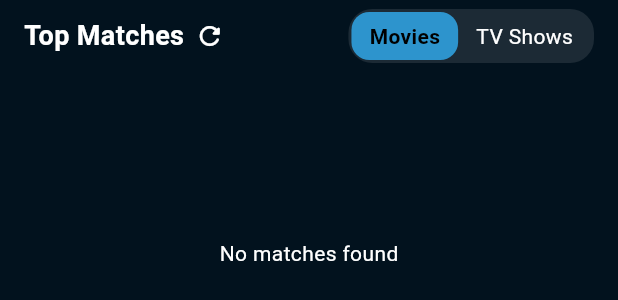
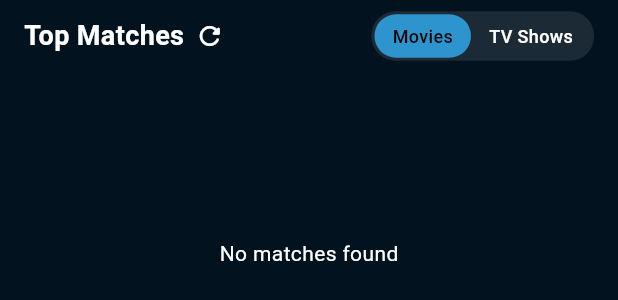
Before and after one commit to Ragulsundaram/streamwise, a Flutter app: the TopMatchesSection widget shown alone on an empty page, opened directly with empty values, on a phone screen of 412 x 824 dp. Shown: the top 300 px of the screen. Run offline on Flutter 3.47's test engine with Material 3 defaults, Android fonts, the phone set to English and light mode, and no system bars; our stand-ins replace flutter_dotenv, iconsax, shared_preferences; accounts and stored records are empty; network calls fail.

Commit message:
top matches toggle size fix

```diff
--- a/lib/models/media_item.dart
+++ b/lib/models/media_item.dart
@@ -1,4 +1,4 @@
-import 'dart:convert';
+
 
 class MediaItem {
   final int id;
--- a/lib/screens/details/movie_details_screen.dart
+++ b/lib/screens/details/movie_details_screen.dart
@@ -89,11 +89,8 @@ class _MovieDetailsScreenState extends State<MovieDetailsScreen> {
                     crossAxisAlignment: CrossAxisAlignment.start,
                     children: [
                       // Backdrop Image and Details Section
-                      // !!! IMPORTANT: DO NOT MODIFY THESE VALUES !!!
-                      // These specific dimensions and spacing values are crucial for maintaining
-                      // consistent layout across different title lengths
                       SizedBox(
-                        height: MediaQuery.of(context).size.height * 0.35,
+                        height: MediaQuery.of(context).size.height * 0.35, // Reduced height
                         width: double.infinity,
                         child: Stack(
                           children: [
--- a/lib/widgets/matches/top_matches_section.dart
+++ b/lib/widgets/matches/top_matches_section.dart
@@ -38,24 +38,20 @@ class _TopMatchesSectionState extends State<TopMatchesSection> {
   @override
   void initState() {
     super.initState();
+    // Load both movies and TV shows on init
     _fetchTopMatches();
+    _fetchTopMatches(isMovieOverride: false);
   }
 
-  @override
-  void dispose() {
-    _scrollController.dispose();
-    super.dispose();
-  }
-
-  Future<void> _fetchTopMatches({bool forceRefresh = false}) async {
-    final currentMediaType = isMovie ? 'movie' : 'tv';
-    final currentList = isMovie ? _moviesList : _tvList;
+  Future<void> _fetchTopMatches({bool forceRefresh = false, bool? isMovieOverride}) async {
+    final currentMediaType = (isMovieOverride ?? isMovie) ? 'movie' : 'tv';
+    final currentList = (isMovieOverride ?? isMovie) ? _moviesList : _tvList;
 
     if ((_isLoading && !forceRefresh) || _currentActiveMediaType == currentMediaType) return;
 
     setState(() {
       _currentActiveMediaType = currentMediaType;
-      if (isMovie) {
+      if (isMovieOverride ?? isMovie) {
         _isLoadingMovies = true;
         if (forceRefresh) _moviesList = [];
       } else {
@@ -73,7 +69,7 @@ class _TopMatchesSectionState extends State<TopMatchesSection> {
         onMatchCalculated: (MediaItem item) {
           if (mounted && currentMediaType == _currentActiveMediaType) {
             setState(() {
-              if (isMovie) {
+              if (isMovieOverride ?? isMovie) {
                 _moviesList = [..._moviesList, item]
                   ..sort((a, b) => (b.matchPercentage ?? 0).compareTo(a.matchPercentage ?? 0));
               } else {
@@ -89,7 +85,7 @@ class _TopMatchesSectionState extends State<TopMatchesSection> {
     } finally {
       if (mounted && currentMediaType == _currentActiveMediaType) {
         setState(() {
-          if (isMovie) {
+          if (isMovieOverride ?? isMovie) {
             _isLoadingMovies = false;
           } else {
             _isLoadingTV = false;
@@ -99,6 +95,14 @@ class _TopMatchesSectionState extends State<TopMatchesSection> {
       }
     }
   }
+
+  @override
+  void dispose() {
+    _scrollController.dispose();
+    super.dispose();
+  }
+
+
 
   Widget _buildMediaTypeToggle(bool isMovieToggle, String text) {
     final isSelected = isMovie == isMovieToggle;
@@ -118,14 +122,14 @@ class _TopMatchesSectionState extends State<TopMatchesSection> {
         ),
         decoration: BoxDecoration(
           color: isSelected ? AppColors.primary : Colors.transparent,
-          borderRadius: BorderRadius.circular(12),
+          borderRadius: BorderRadius.circular(16),
         ),
         child: Text(
           text,
           style: TextStyle(
             color: isSelected ? Colors.black : Colors.white,
-            fontSize: 14,
-            fontWeight: isSelected ? FontWeight.w600 : FontWeight.normal,
+            fontWeight: FontWeight.w500,
+            fontSize: 12,
           ),
         ),
       ),
```
